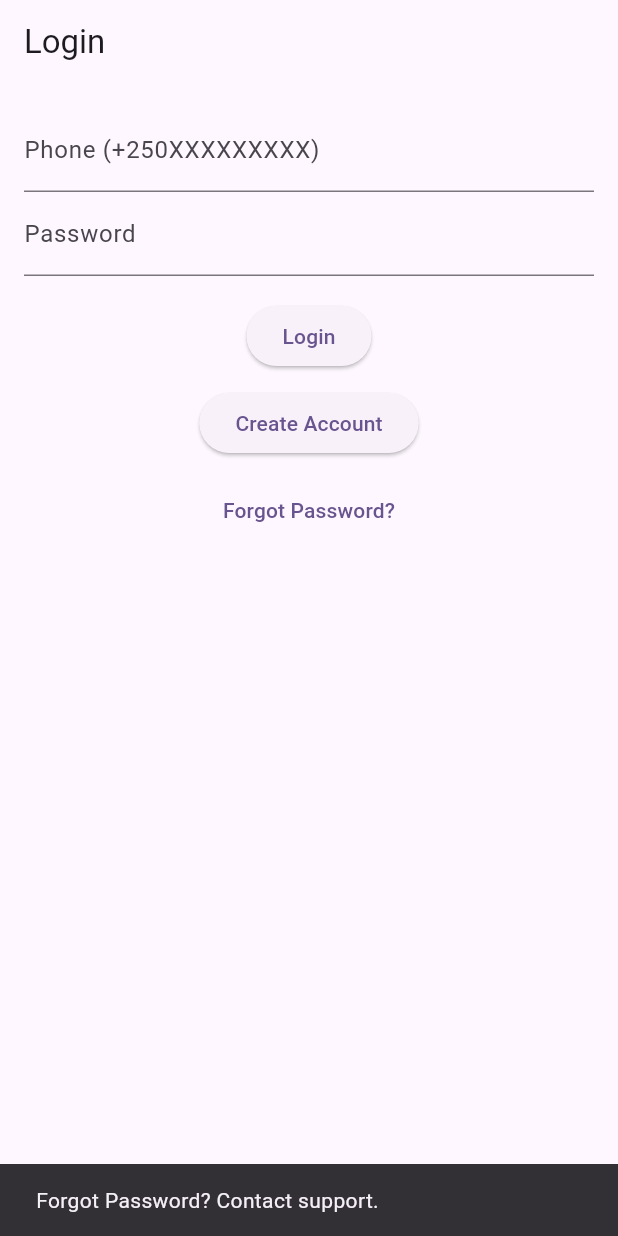
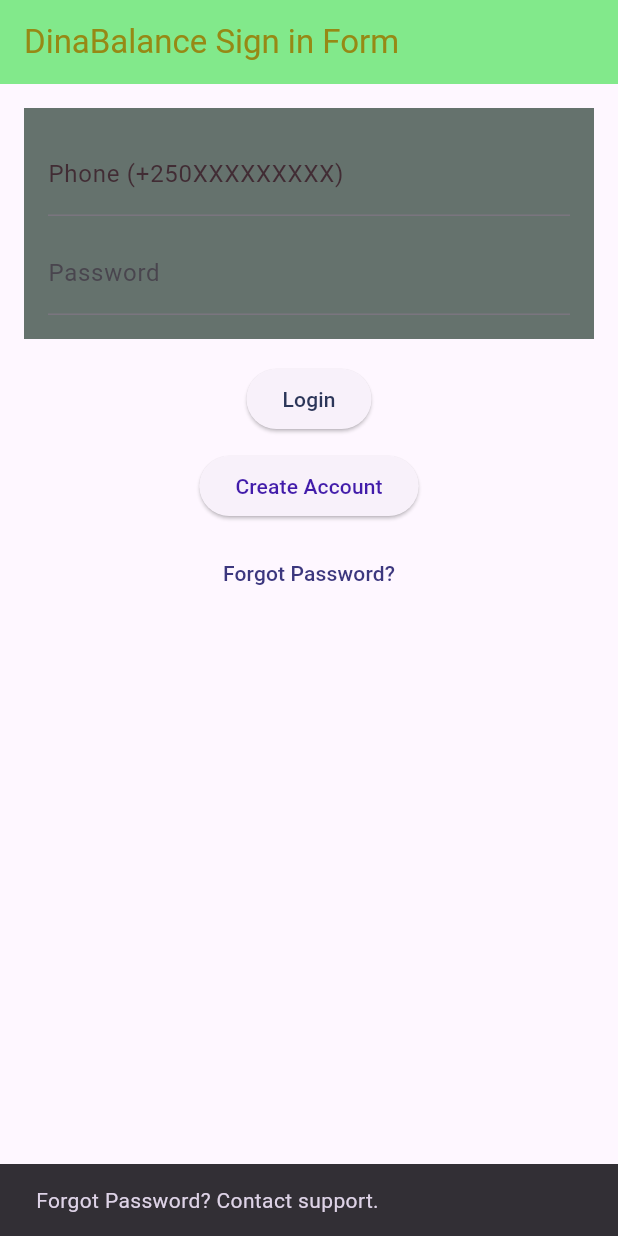
Before and after one commit to migabodisgner/Restrourent-Management, a Flutter app: the screen it shows after launch, after a tap on "Forgot Password?", on a phone screen of 412 x 824 dp. Run offline on Flutter 3.47's test engine with Material 3 defaults, Android fonts, the phone set to English and light mode, and no system bars; our stand-ins replace shared_preferences, sqflite; accounts and stored records are empty.

```diff
--- a/lib/login_page.dart
+++ b/lib/login_page.dart
@@ -37,28 +37,80 @@ class _LoginPageState extends State<LoginPage> {
   @override
   Widget build(BuildContext context) {
     return Scaffold(
-      appBar: AppBar(title: const Text("Login")),
-      body: Padding(
+      appBar: AppBar(
+        backgroundColor: Color.fromARGB(222, 111, 231, 122),
+        title: const Text(
+          "DinaBalance Sign in Form ",
+          style: TextStyle(color: Color.fromARGB(255, 150, 137, 21)), // Fixed color
+        ),
+      ),
+      body:
+
+      Padding(
         padding: const EdgeInsets.all(16.0),
         child: Column(
           children: [
-            TextField(controller: phoneController, decoration: const InputDecoration(labelText: "Phone (+250XXXXXXXXX)")),
-            TextField(controller: passwordController, obscureText: _obscurePassword, decoration: InputDecoration(labelText: "Password")),
-            const SizedBox(height: 16),
-            ElevatedButton(onPressed: _login, child: const Text("Login")),
+            Container(
+              color: const Color.fromARGB(255, 101, 114, 109), // Fixed color
+              padding: const EdgeInsets.all(16.0), // Added padding for layout consistency
+              child: Column(
+                children: [
+                  TextField(
+                    controller: phoneController,
+                    decoration: const InputDecoration(
+                      labelText: "Phone (+250XXXXXXXXX)",
+                      labelStyle: TextStyle(color: Color.fromARGB(255, 65, 44, 52)), // Fixed color
+                    ),
+                  ),
+                  const SizedBox(height: 10), // Added spacing
+                  TextField(
+                    controller: passwordController,
+                    obscureText: _obscurePassword,
+                    decoration: const InputDecoration(
+                      labelText: "Password",
+                      hintStyle: TextStyle(color: Color.fromARGB(255, 145, 160, 13)), // Fixed color
+                    ),
+                  ),
+                ],
+              ),
+            ),
+            const SizedBox(height: 16), // Spacing after the container
+            ElevatedButton(
+              onPressed: _login,
+              child: const Text(
+                "Login",
+                style: TextStyle(color: Color.fromARGB(255, 44, 54, 89)), // Fixed color
+              ),
+            ),
             const SizedBox(height: 10),
             ElevatedButton(
               onPressed: () {
-                Navigator.push(context, MaterialPageRoute(builder: (context) => const RegisterPage()));
+                Navigator.push(
+                  context,
+                  MaterialPageRoute(builder: (context) => const RegisterPage()),
+                );
               },
-              child: const Text("Create Account"),
+              child: const Text(
+                "Create Account",
+                style: TextStyle(color: Color.fromARGB(255, 66, 28, 170)), // Fixed color
+              ),
             ),
             const SizedBox(height: 10),
             TextButton(
               onPressed: () {
-                ScaffoldMessenger.of(context).showSnackBar(const SnackBar(content: Text("Forgot Password? Contact support.")));
+                ScaffoldMessenger.of(context).showSnackBar(
+                  const SnackBar(
+                    content: Text(
+                      "Forgot Password? Contact support.",
+                      style: TextStyle(color: Color.fromARGB(255, 222, 211, 231)), // Fixed color
+                    ),
+                  ),
+                );
               },
-              child: const Text("Forgot Password?"),
+              child: const Text(
+                "Forgot Password?",
+                style: TextStyle(color: Color.fromARGB(255, 60, 55, 126)), // Fixed color
+              ),
             ),
           ],
         ),
```
Also changed, not shown: lib/home_page.dart (+57 -12 lines).
